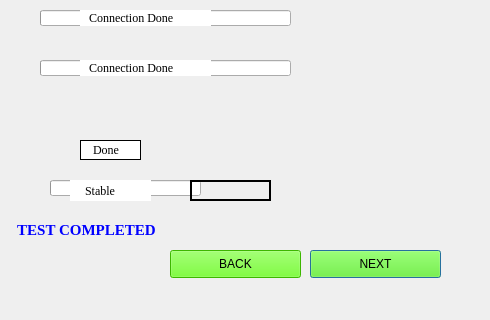
The window that secondDialog.ui (maharaja1510/UI) describes before a commit, drawn with Qt 5; both pictures show x 310 to 800 and y 160 to 480 of the 800 by 480 pixel window.
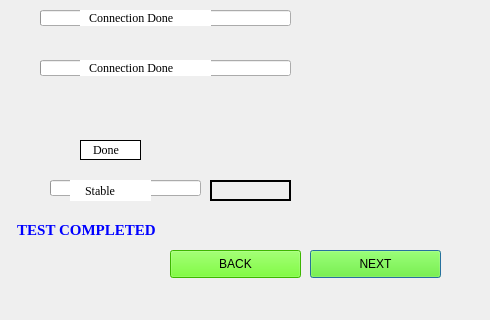
The same window after the commit.

```diff
--- a/secondDialog.ui
+++ b/secondDialog.ui
@@ -433,7 +433,7 @@
   <widget class="QLabel" name="stablevaluelabel">
    <property name="geometry">
     <rect>
-     <x>500</x>
+     <x>520</x>
      <y>340</y>
      <width>81</width>
      <height>21</height>
```
